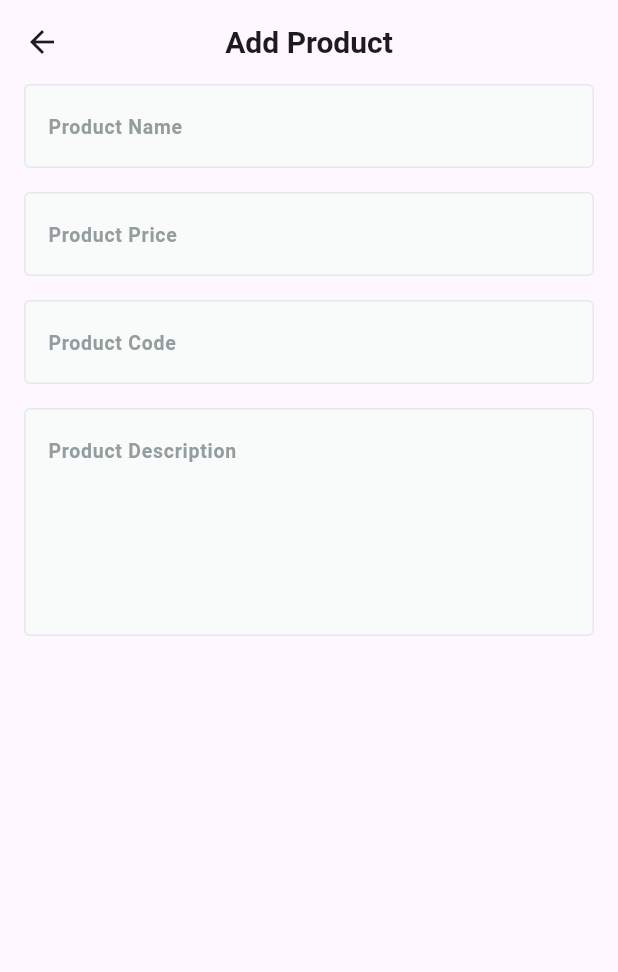
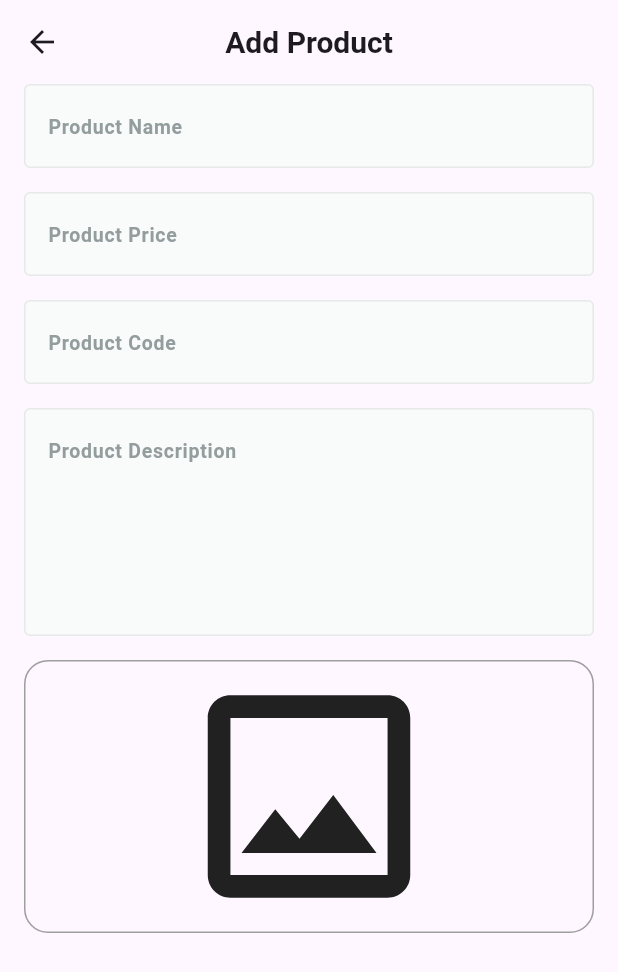
Before and after one commit to abdulrahmanibrahimdawood/E-Commerce-Dashboard, a Flutter app: the AddProductView screen opened by its route, on a phone screen of 412 x 824 dp. Shown: the top 972 px of the screen. Run offline on Flutter 3.47's test engine with Material 3 defaults, Android fonts, the phone set to English and light mode, and no system bars; our stand-ins replace firebase_core; accounts and stored records are empty.

Commit message:
create add product form part 2

```diff
--- a/lib/features/add_product/presentation/views/widgets/add_product_view_body.dart
+++ b/lib/features/add_product/presentation/views/widgets/add_product_view_body.dart
@@ -1,4 +1,5 @@
 import 'package:e_commerce_dashboard/core/widgets/custom_text_form_field.dart';
+import 'package:e_commerce_dashboard/features/add_product/presentation/views/widgets/image_field.dart';
 import 'package:flutter/material.dart';
 
 class AddProductViewBody extends StatefulWidget {
@@ -41,6 +42,8 @@ class _AddProductViewBodyState extends State<AddProductViewBody> {
                 textInputType: TextInputType.text,
                 maxLines: 5,
               ),
+              SizedBox(height: 16),
+              ImageField(),
             ],
           ),
         ),
--- /dev/null
+++ b/lib/features/add_product/presentation/views/widgets/image_field.dart
@@ -0,0 +1,17 @@
+import 'package:flutter/material.dart';
+
+class ImageField extends StatelessWidget {
+  const ImageField({super.key});
+
+  @override
+  Widget build(BuildContext context) {
+    return Container(
+      width: double.infinity,
+      decoration: BoxDecoration(
+        borderRadius: BorderRadius.circular(16),
+        border: Border.all(color: Colors.grey),
+      ),
+      child: Icon(Icons.image_outlined, size: 180),
+    );
+  }
+}
```
